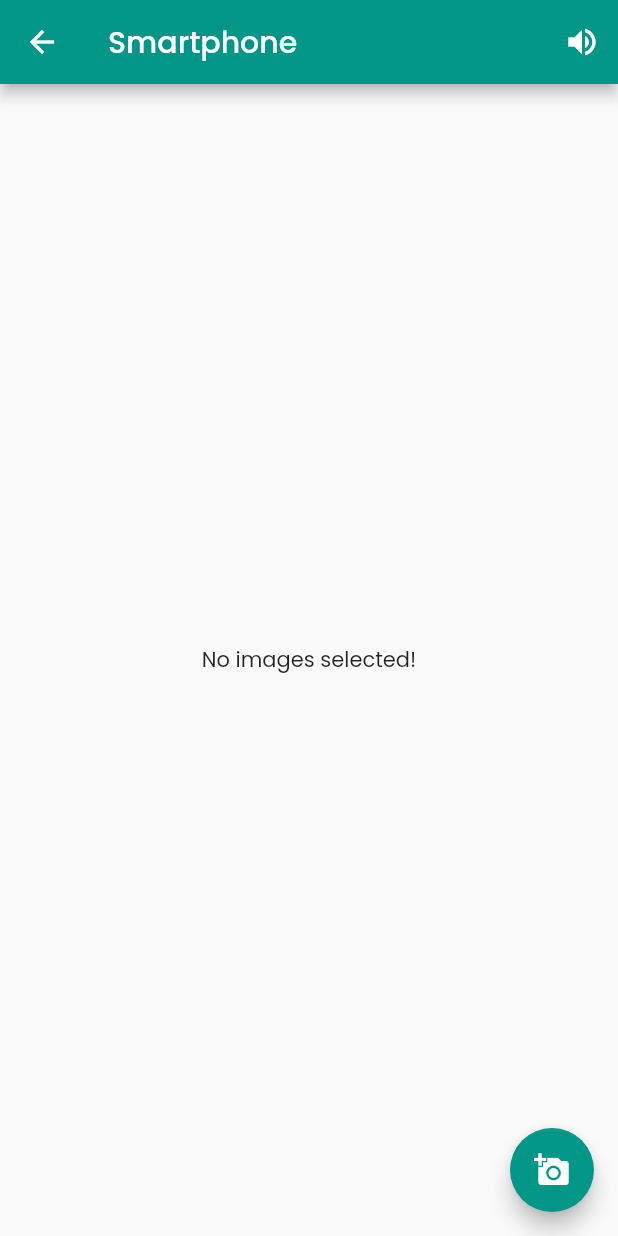
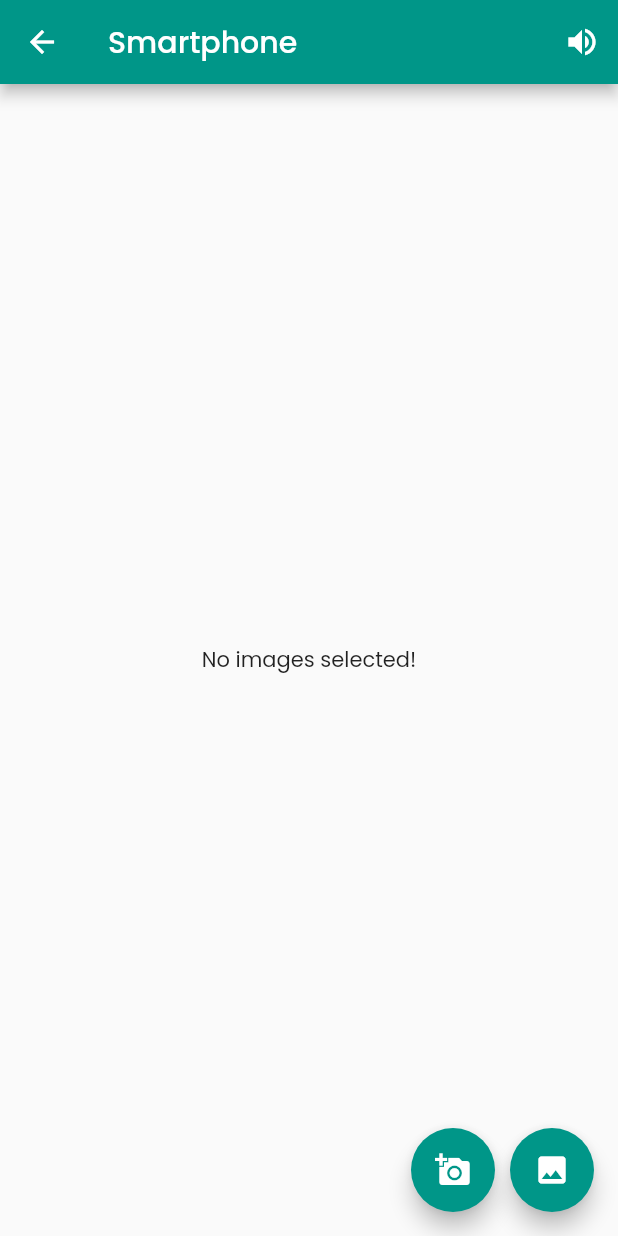
Before and after one commit to mohdazharsm/vision, a Flutter app: the InAppView screen opened by its route, on a phone screen of 412 x 824 dp. Run offline on Flutter 3.47's test engine with Material 2 defaults, Android fonts, the phone set to English and light mode, and no system bars; our stand-ins replace firebase_core, firebase_database, image_picker, logger, lottie, screenshot and 3 more; missing offline and left inert: flutter_inappwebview, google_mlkit_image_labeling; accounts and stored records are empty.

```diff
--- a/lib/ui/views/hardware/hardware_viewmodel.dart
+++ b/lib/ui/views/hardware/hardware_viewmodel.dart
@@ -49,6 +49,8 @@ class HardwareViewModel extends BaseViewModel {
   ScreenshotController screenshotController = ScreenshotController();
 
   void takeScreenCapture() async {
+    _labels = <String>[];
+    notifyListeners();
     _image = null;
     await screenshotController
         .capture(delay: const Duration(milliseconds: 10))
@@ -73,7 +75,7 @@ class HardwareViewModel extends BaseViewModel {
   int _count = 0;
   int get count => _count;
 
-  void takeScreenshot() async {
+  Future<void> takeScreenshot() async {
     _count++;
     _image = null;
     final image = await webView.takeScreenshot();
--- a/lib/ui/views/inapp/inapp_view.dart
+++ b/lib/ui/views/inapp/inapp_view.dart
@@ -25,12 +25,27 @@
               ),
             ],
           ),
-          floatingActionButton: FloatingActionButton(
-            onPressed: () {
-              model.getImageGallery();
-            },
-            tooltip: 'camera',
-            child: Icon(Icons.add_a_photo),
+          floatingActionButton: Row(
+            mainAxisAlignment: MainAxisAlignment.end,
+            children: [
+              FloatingActionButton(
+                onPressed: () {
+                  model.getImageCamera();
+                },
+                tooltip: 'camera',
+                child: Icon(Icons.add_a_photo),
+                heroTag: null,
+              ),
+              SizedBox(width: 10),
+              FloatingActionButton(
+                onPressed: () {
+                  model.getImageGallery();
+                },
+                tooltip: 'camera',
+                child: Icon(Icons.image),
+                heroTag: null,
+              )
+            ],
           ),
           body: model.isBusy
               ? Center(child: CircularProgressIndicator())
```
Also changed, not shown: lib/ui/views/hardware/hardware_view.dart (+14 -29 lines), lib/ui/views/inapp/inapp_viewmodel.dart (+15 -1 lines).
